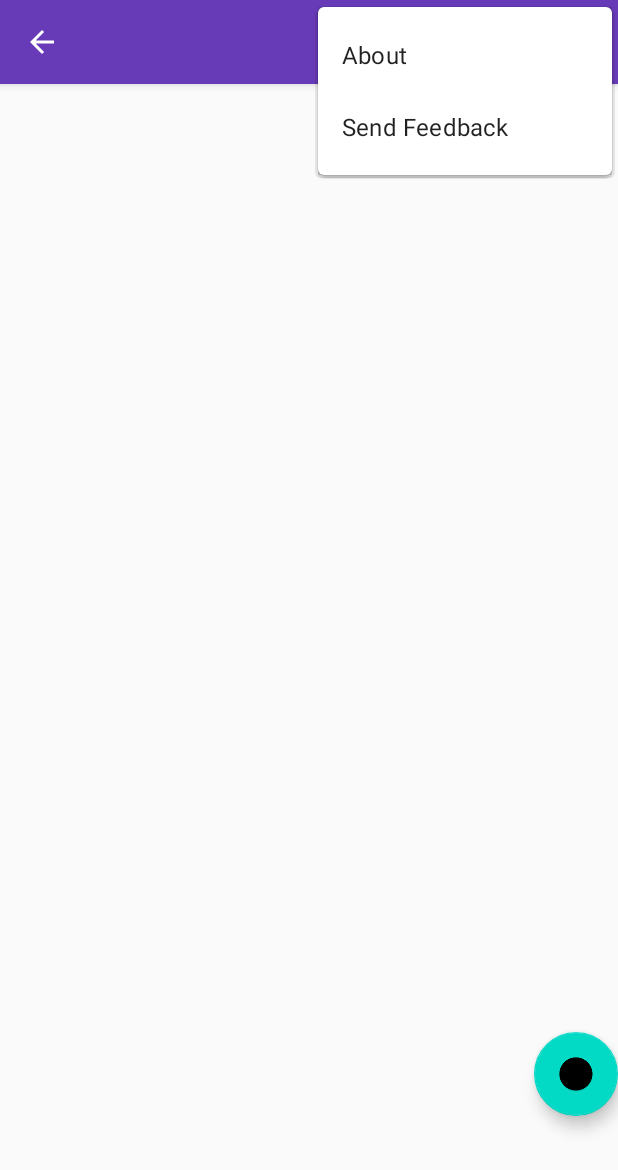
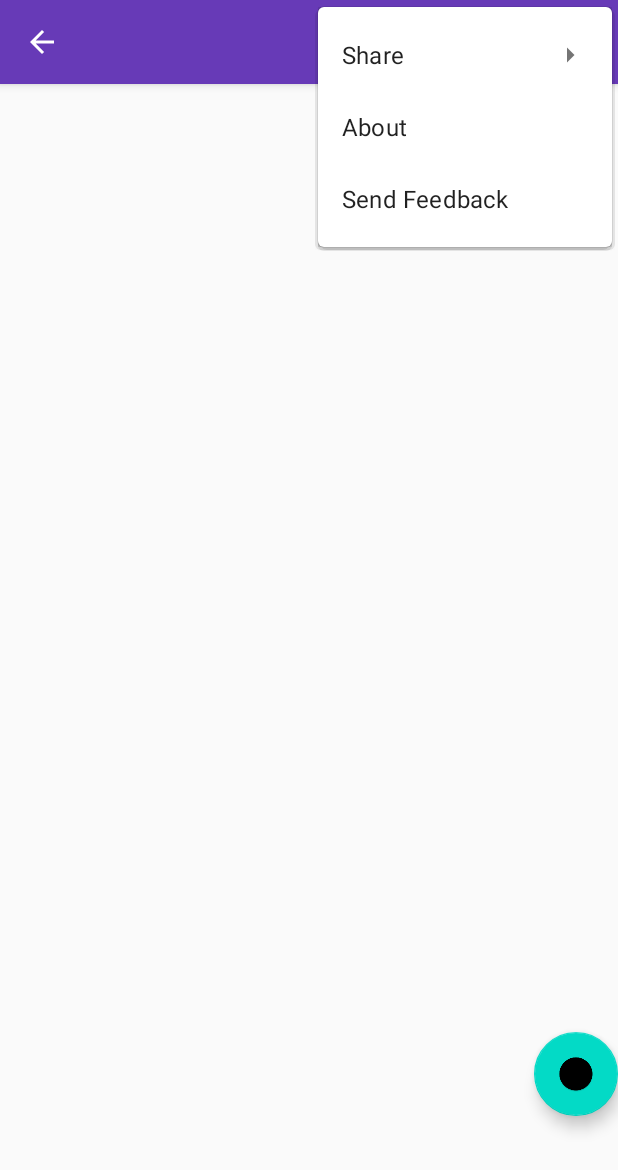
Before and after one commit to kellymckinnon/Setlister-Android, an Android app: the SetlistActivity screen opened directly, with no data from a screen before it, with the options menu open, on a phone screen of 412 x 824 dp. Shown: the top 1170 px of the screen. Run offline under Robolectric (Android 15) with nearby library versions, the phone set to English and light mode, and no system bars; libraries missing offline, so code that uses them is left out: com.getbase.floatingactionbutton, com.spotify.sdk; plain views replace FloatingActionButton; 7 statements that could not run were skipped.

Commit message:
Unbreak some things in SetlistActivity
- Sharing wasn't working correctly
- Creating a setlist with Spotify wasn't working correctly
- For some reason, the share menu would show up as white text with white background. I couldn't figure out how to fix this, so I just made it to never show as an action for now.

```diff
--- a/app/src/main/java/me/kellymckinnon/setlister/SetlistActivity.java
+++ b/app/src/main/java/me/kellymckinnon/setlister/SetlistActivity.java
@@ -5,6 +5,7 @@ import android.content.Intent;
 import android.net.Uri;
 import android.os.AsyncTask;
 import android.os.Bundle;
+import android.os.Parcelable;
 import android.view.Menu;
 import android.view.MenuItem;
 import android.view.View;
@@ -39,22 +40,21 @@ import me.kellymckinnon.setlister.utils.Utility;
  */
 public class SetlistActivity extends AppCompatActivity {
 
-  private String[] mSongs;
-  private String mArtist, mDate, mVenue, mTour;
   private String mAccessToken;
   private ArrayList<String> mFailedSpotifySongs = new ArrayList<>();
   private ShareActionProvider mShareActionProvider;
+  private Show mShow;
 
   @Override
   public boolean onCreateOptionsMenu(Menu menu) {
     getMenuInflater().inflate(R.menu.menu_setlister, menu);
     MenuItem item = menu.findItem(R.id.action_share);
+    item.setVisible(true);
     mShareActionProvider =
         (ShareActionProvider) MenuItemCompat.getActionProvider(item);
     Intent intent = new Intent(Intent.ACTION_SEND);
     intent.setType("text/plain");
-    mShareActionProvider.setShareIntent(intent); // dummy, in case
-    if (mArtist != null) {
+    if (mShow != null) {
       updateShareIntent();
     }
     return true;
@@ -87,7 +87,7 @@ public class SetlistActivity extends AppCompatActivity {
     super.onCreate(savedInstanceState);
 
     Bundle arguments = getIntent().getExtras();
-    Show show = arguments.getParcelable(SetlisterExtras.EXTRA_SHOW);
+    mShow = arguments.getParcelable(SetlisterExtras.EXTRA_SHOW);
 
     if (mShareActionProvider != null) {
       updateShareIntent();
@@ -132,7 +132,7 @@ public class SetlistActivity extends AppCompatActivity {
 
   /** Provide information for share button */
   private void updateShareIntent() {
-    String shareTitle = getString(R.string.setlist_share_title, mArtist, mDate, mVenue);
+    String shareTitle = getString(R.string.setlist_share_title, mShow.getBand(), mShow.getDate(), mShow.getVenue());
 
     Intent intent = new Intent(Intent.ACTION_SEND);
     intent.setType("text/plain");
@@ -140,7 +140,7 @@ public class SetlistActivity extends AppCompatActivity {
     StringBuilder text = new StringBuilder();
     text.append(shareTitle)
         .append(":\n");
-    for (String s : mSongs) {
+    for (String s : mShow.getSongs()) {
       text.append("\n");
       text.append(s);
     }
@@ -165,7 +165,7 @@ public class SetlistActivity extends AppCompatActivity {
         // Create an empty playlist for the authenticated user
         String createPlaylistUrl = "https://api.spotify.com/v1/users/" + username + "/playlists";
         JSONObject playlistInfo = new JSONObject();
-        playlistInfo.put("name", mArtist + ", " + mVenue + ", " + mDate);
+        playlistInfo.put("name", mShow.getBand() + ", " + mShow.getVenue() + ", " + mShow.getDate());
         playlistInfo.put("public", "true");
         JSONObject createPlaylistJson =
             JSONRetriever.postRequest(createPlaylistUrl, "Bearer", mAccessToken, playlistInfo);
@@ -176,14 +176,14 @@ public class SetlistActivity extends AppCompatActivity {
         int numSongsAdded = 0;
 
         // Add songs one at a time
-        for (String s : mSongs) {
+        for (String s : mShow.getSongs()) {
           // Only 100 songs can be added through the API
           if (numSongsAdded > 100) {
             mFailedSpotifySongs.add(s);
           }
 
           String songQuery = s.replace(' ', '+');
-          String artistQuery = mArtist.replace(' ', '+');
+          String artistQuery = mShow.getBand().replace(' ', '+');
           try {
             JSONObject trackJson =
                 JSONRetriever.getRequest(
--- a/app/src/main/res/menu/menu_setlister.xml
+++ b/app/src/main/res/menu/menu_setlister.xml
@@ -18,5 +18,5 @@
         android:title="@string/share"
         android:visible="false"
         app:actionProviderClass="androidx.appcompat.widget.ShareActionProvider"
-        app:showAsAction="ifRoom" />
+        app:showAsAction="never" />
 </menu>
```
